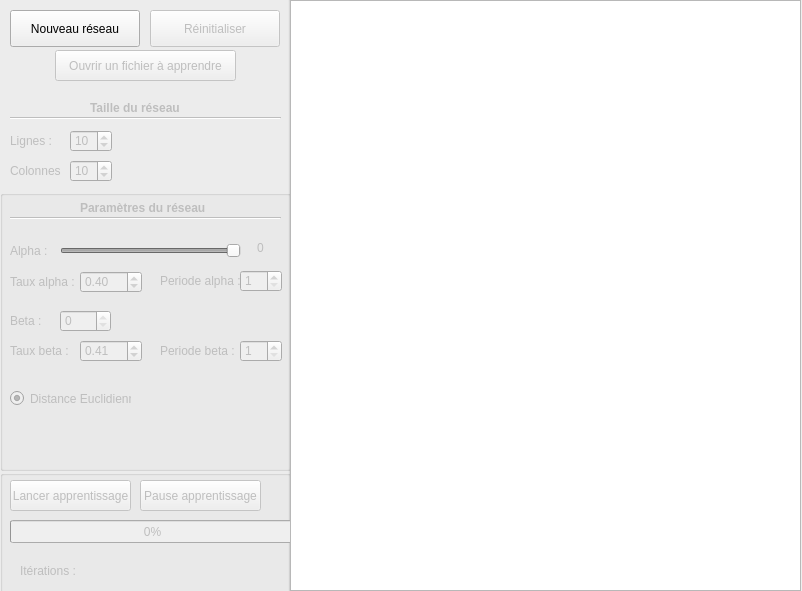
Before: the Qt Designer form Projet/PTUT/PTUT.ui in Asord/ProjetSOM, drawn with Qt 5.
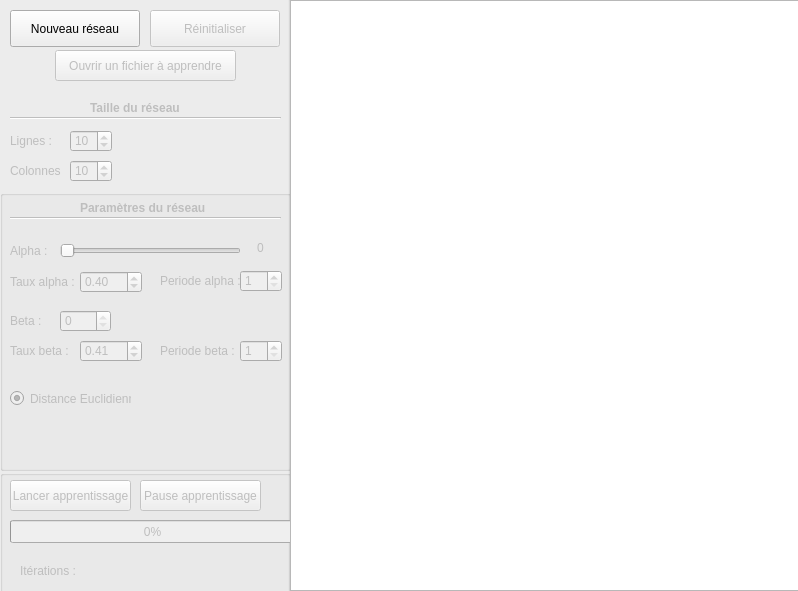
After: the same form once the commit is applied.

Commit message: interface mieux

```diff
--- a/Projet/PTUT/PTUT.ui
+++ b/Projet/PTUT/PTUT.ui
@@ -6,7 +6,7 @@
    <rect>
     <x>0</x>
     <y>0</y>
-    <width>802</width>
+    <width>798</width>
     <height>591</height>
    </rect>
   </property>
@@ -336,10 +336,10 @@
       <number>1000</number>
      </property>
      <property name="value">
-      <number>1000</number>
+      <number>0</number>
      </property>
      <property name="sliderPosition">
-      <number>1000</number>
+      <number>0</number>
      </property>
      <property name="orientation">
       <enum>Qt::Horizontal</enum>
```
Left out of the diff: 17 changed lines with no effect on the pictures. The commit also changes 2 other files.
